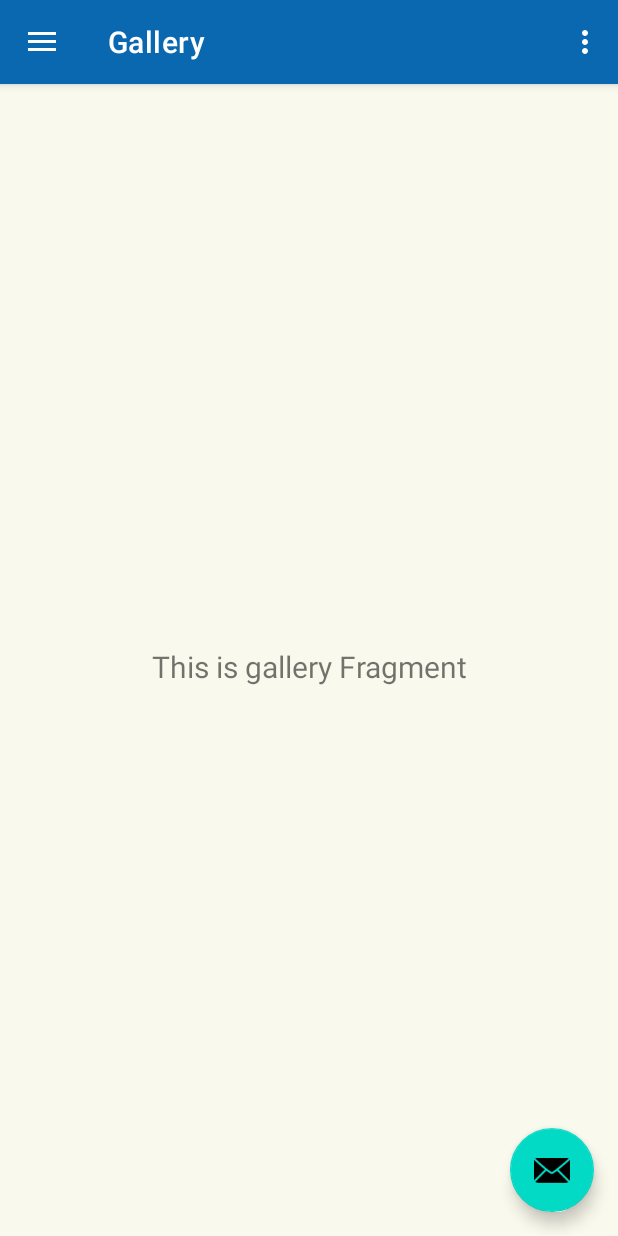
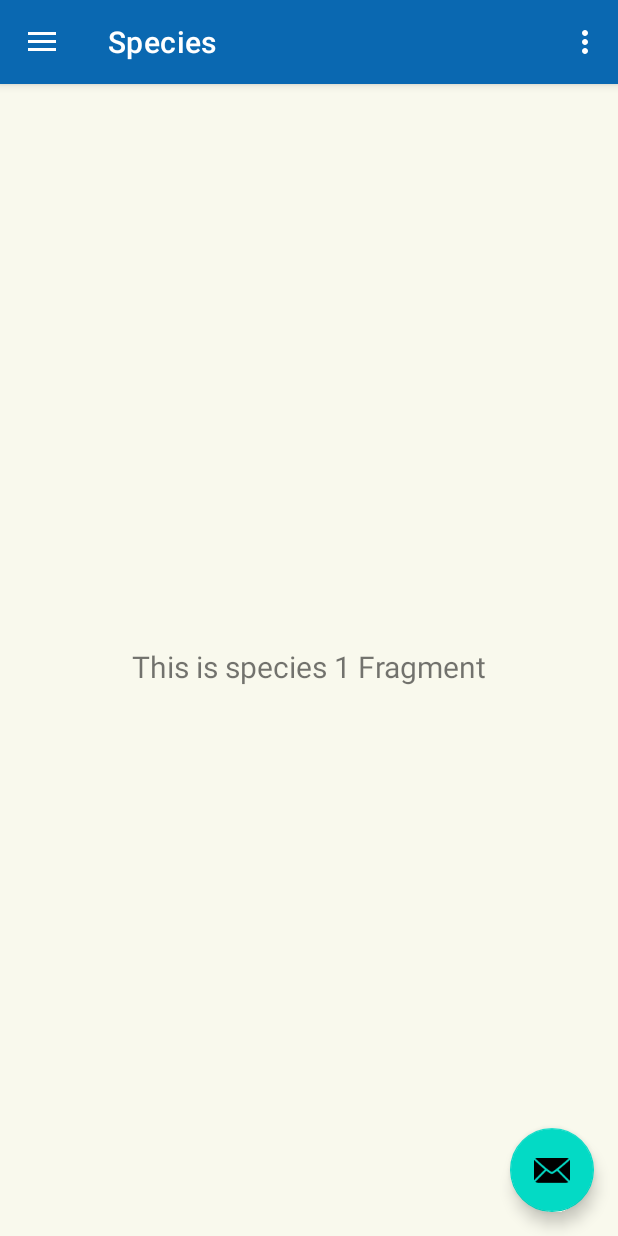
Before and after one commit to rcla2000/Save-Our-Pets-DSM, an Android app: the AdminActivity screen opened directly, with no data from a screen before it, in the side drawer, after a tap on "Species", on a phone screen of 412 x 824 dp. Run offline under Robolectric (Android 15) with nearby library versions, the phone set to English and light mode, and no system bars; our stand-ins replace navigation-ui.

Commit message:
Archivos editados para agregar Especies al Menu lateral y su navegación respectiva

```diff
--- a/app/src/main/java/org/app/saveourpets/AdminActivity.kt
+++ b/app/src/main/java/org/app/saveourpets/AdminActivity.kt
@@ -37,7 +37,7 @@
         // menu should be considered as top level destinations.
         appBarConfiguration = AppBarConfiguration(
             setOf(
-                R.id.nav_home, R.id.nav_gallery, R.id.nav_slideshow
+                R.id.nav_home, R.id.nav_gallery, R.id.nav_slideshow, R.id.nav_species
             ), drawerLayout
         )
         setupActionBarWithNavController(navController, appBarConfiguration)
--- /dev/null
+++ b/app/src/main/java/org/app/saveourpets/ui/especies/EspeciesFragment.kt
@@ -0,0 +1,42 @@
+package org.app.saveourpets.ui.especies
+
+import android.os.Bundle
+import android.view.LayoutInflater
+import android.view.View
+import android.view.ViewGroup
+import android.widget.TextView
+import androidx.fragment.app.Fragment
+import androidx.lifecycle.ViewModelProvider
+import org.app.saveourpets.databinding.FragmentEspeciesBinding
+
+class EspeciesFragment : Fragment() {
+
+    private var _binding: FragmentEspeciesBinding? = null
+
+    // This property is only valid between onCreateView and
+    // onDestroyView.
+    private val binding get() = _binding!!
+
+    override fun onCreateView(
+        inflater: LayoutInflater,
+        container: ViewGroup?,
+        savedInstanceState: Bundle?
+    ): View {
+        val galleryViewModel =
+            ViewModelProvider(this).get(EspeciesViewModel::class.java)
+
+        _binding = FragmentEspeciesBinding.inflate(inflater, container, false)
+        val root: View = binding.root
+
+        val textView: TextView = binding.textSpecies
+        galleryViewModel.text.observe(viewLifecycleOwner) {
+            textView.text = it
+        }
+        return root
+    }
+
+    override fun onDestroyView() {
+        super.onDestroyView()
+        _binding = null
+    }
+}
--- /dev/null
+++ b/app/src/main/java/org/app/saveourpets/ui/especies/EspeciesViewModel.kt
@@ -0,0 +1,13 @@
+package org.app.saveourpets.ui.especies
+
+import androidx.lifecycle.LiveData
+import androidx.lifecycle.MutableLiveData
+import androidx.lifecycle.ViewModel
+
+class EspeciesViewModel : ViewModel() {
+
+    private val _text = MutableLiveData<String>().apply {
+        value = "This is species 1 Fragment"
+    }
+    val text: LiveData<String> = _text
+}
--- /dev/null
+++ b/app/src/main/res/layout/fragment_especies.xml
@@ -0,0 +1,22 @@
+<?xml version="1.0" encoding="utf-8"?>
+<androidx.constraintlayout.widget.ConstraintLayout xmlns:android="http://schemas.android.com/apk/res/android"
+    xmlns:app="http://schemas.android.com/apk/res-auto"
+    xmlns:tools="http://schemas.android.com/tools"
+    android:layout_width="match_parent"
+    android:layout_height="match_parent"
+    tools:context=".ui.especies.EspeciesFragment">
+
+    <TextView
+        android:id="@+id/text_species"
+        android:layout_width="match_parent"
+        android:layout_height="wrap_content"
+        android:layout_marginStart="8dp"
+        android:layout_marginTop="8dp"
+        android:layout_marginEnd="8dp"
+        android:textAlignment="center"
+        android:textSize="20sp"
+        app:layout_constraintBottom_toBottomOf="parent"
+        app:layout_constraintEnd_toEndOf="parent"
+        app:layout_constraintStart_toStartOf="parent"
+        app:layout_constraintTop_toTopOf="parent" />
+</androidx.constraintlayout.widget.ConstraintLayout>
--- a/app/src/main/res/menu/activity_drawer_drawer.xml
+++ b/app/src/main/res/menu/activity_drawer_drawer.xml
@@ -10,11 +10,15 @@
             android:title="@string/menu_home" />
         <item
             android:id="@+id/nav_gallery"
-            android:icon="@drawable/species_icon"
-            android:title="@string/menu_species" />
+            android:icon="@drawable/ic_menu_gallery"
+            android:title="@string/menu_gallery" />
         <item
             android:id="@+id/nav_slideshow"
             android:icon="@drawable/ic_menu_slideshow"
             android:title="@string/menu_slideshow" />
+        <item
+            android:id="@+id/nav_species"
+            android:icon="@drawable/species_icon"
+            android:title="@string/menu_species" />
     </group>
 </menu>
--- a/app/src/main/res/navigation/mobile_navigation.xml
+++ b/app/src/main/res/navigation/mobile_navigation.xml
@@ -22,4 +22,9 @@
         android:name="org.app.saveourpets.ui.slideshow.SlideshowFragment"
         android:label="@string/menu_slideshow"
         tools:layout="@layout/fragment_slideshow" />
+    <fragment
+        android:id="@+id/nav_species"
+        android:name="org.app.saveourpets.ui.especies.EspeciesFragment"
+        android:label="@string/menu_species"
+        tools:layout="@layout/fragment_especies" />
 </navigation>
```
